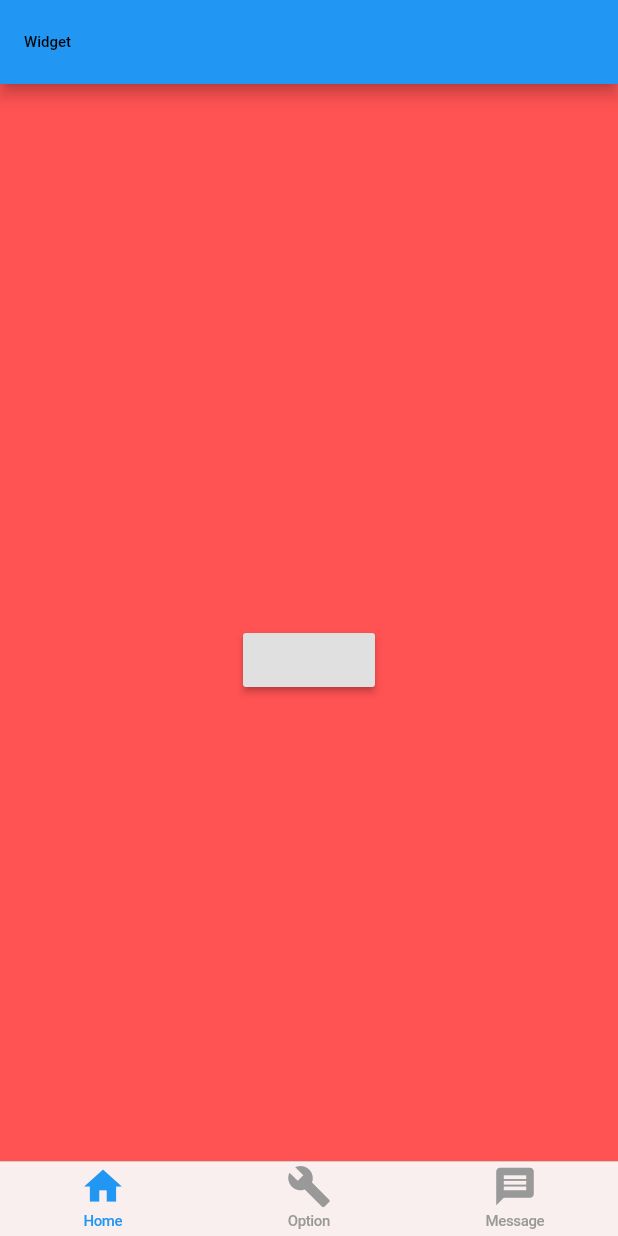
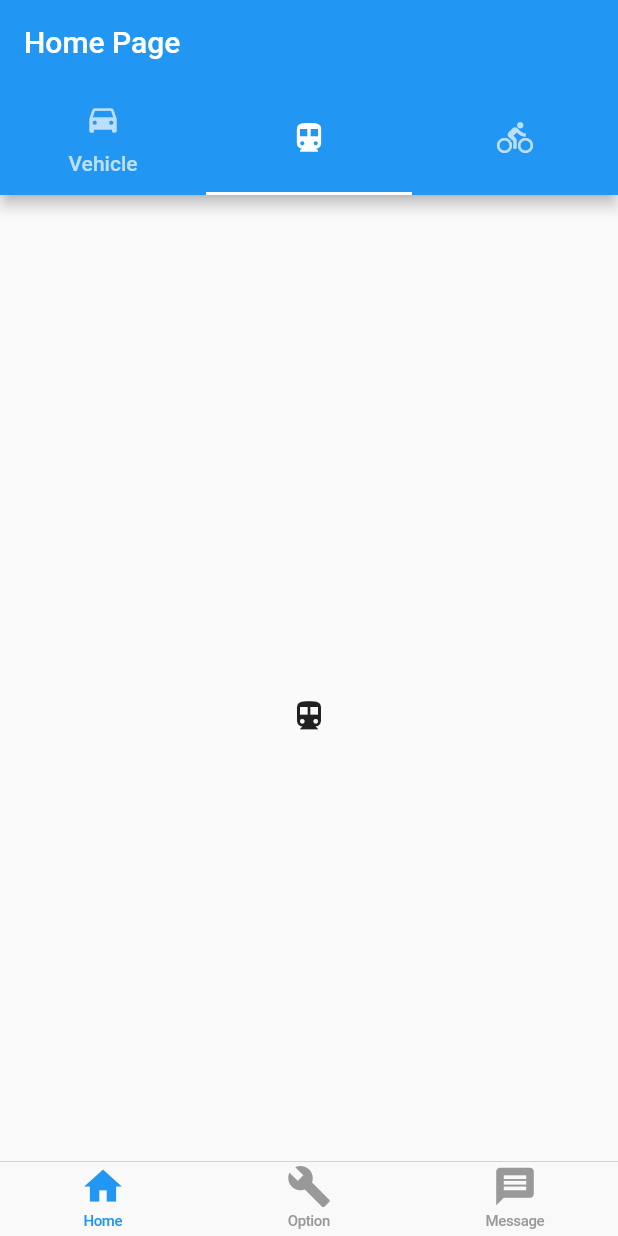
Before and after one commit to kumsal452b/appbarbyflutter, a Flutter app: the screen it shows after launch, on a phone screen of 412 x 824 dp. Run offline on Flutter 3.47's test engine with Material 2 defaults, Android fonts, the phone set to English and light mode, and no system bars.

Commit message:
updated olda lıne

```diff
--- a/lib/widget/firstTab.dart
+++ b/lib/widget/firstTab.dart
@@ -1,4 +1,5 @@
 import 'package:appbarbyflutter/isIOS.dart';
+import 'package:appbarbyflutter/screens/vehicles.dart';
 import 'package:appbarbyflutter/widget/myTopBar.dart';
 import 'package:flutter/cupertino.dart';
 import 'package:flutter/material.dart';
@@ -9,24 +10,39 @@ class firstTab extends StatelessWidget {
   @override
   Widget build(BuildContext context) {
 
-    return Mytopappbar(
-      text: Text("Merhaba").toString(),
-      style: TextStyle(
-        fontSize: 10,
-        color: Colors.black
+    return DefaultTabController(
+      length: 3,
+      initialIndex: 1,
+      child: Scaffold(
+        appBar: AppBar(
+          title: Text("Home Page"),
 
-      ),
-      tagHero: "Deneme",
-      chilf: Container(
-        color: Colors.redAccent,
-        child: Center(
-          child: RaisedButton(
-            onPressed: (){
-              Navigator.push(context,
-              CheckIs.check?CupertinoPageRoute(builder:(context) => PurplePage()):CupertinoPageRoute(builder:(context) => PurplePage())
-              );
+          bottom: TabBar(
+
+            tabs: [
+              Tab(
+                  icon: Icon(Icons.directions_car),
+                child: Center(
+                  child: Text("Vehicle"),
+                ),
+              ),
+              Tab(icon: Icon(Icons.directions_transit)),
+              Tab(icon: Icon(Icons.directions_bike)),
+            ],
+            onTap: (int){
+              if(int==0){
+                vehicles();
+              }
             },
           ),
+
+        ),
+        body: TabBarView(
+          children: [
+            vehicles(),
+            Icon(Icons.directions_transit),
+            Icon(Icons.directions_bike),
+          ],
         ),
       ),
     );
```
